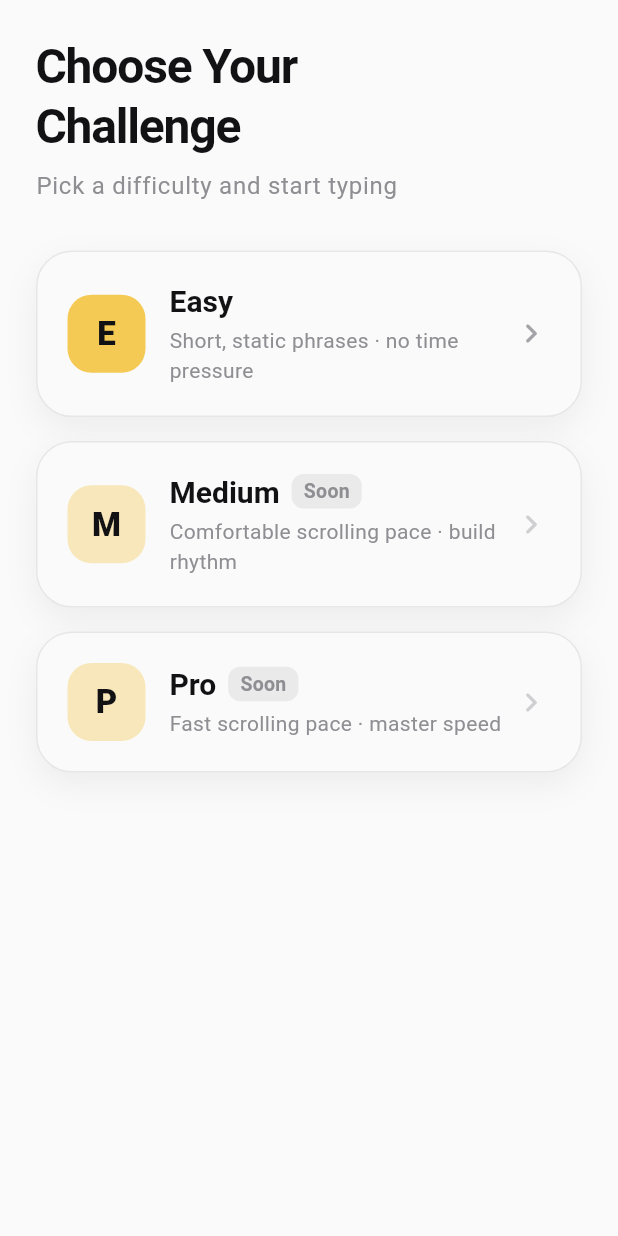
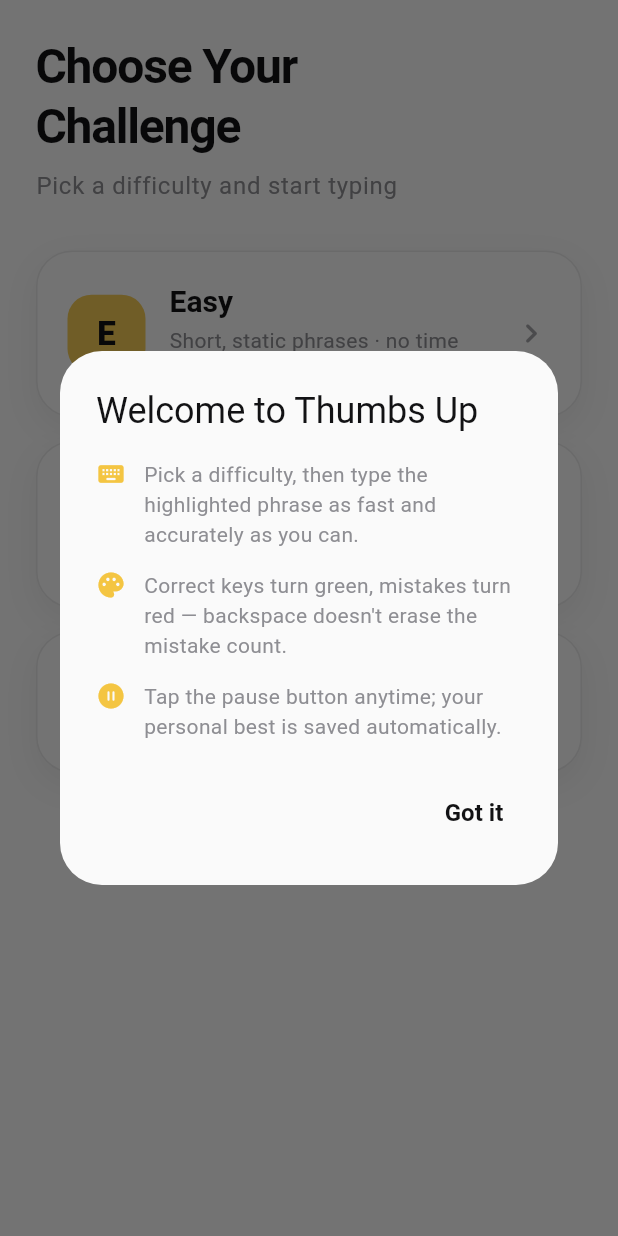
Before and after one commit to Hunterhashi/Thumbs-up-V2, a Flutter app: the screen it shows after launch, on a phone screen of 412 x 824 dp. Run offline on Flutter 3.47's test engine with Material 3 defaults, Android fonts, the phone set to English and light mode, and no system bars; our stand-ins replace shared_preferences.

Commit message:
Add personal best tracking and onboarding tips
Persists a per-difficulty best WPM/accuracy via shared_preferences, shown
on Home and as a badge on Results, plus a one-time onboarding tips dialog
on first Home visit.

Co-authored-by: Cursor <cursoragent@cursor.com>

```diff
--- a/thumbs_up/lib/navigation/app_router.dart
+++ b/thumbs_up/lib/navigation/app_router.dart
@@ -26,10 +26,9 @@ class AppRouter {
   /// Replaces the whole stack with [HomeScreen] (used after Launch, and
   /// whenever the user taps "Home" to fully exit a run).
   static void toHome(BuildContext context) {
-    Navigator.of(context).pushAndRemoveUntil(
-      fadeThrough(const HomeScreen()),
-      (route) => false,
-    );
+    Navigator.of(
+      context,
+    ).pushAndRemoveUntil(fadeThrough(const HomeScreen()), (route) => false);
   }
 
   /// Pushes a new Practice run for [difficulty].
@@ -61,20 +60,22 @@ class AppRouter {
   ) {
     Navigator.of(context).pushReplacement(
       MaterialPageRoute<void>(
-        builder: (_) => PracticeScreen(
-          difficulty: difficulty,
-          initialPhrase: phrase,
-        ),
+        builder: (_) =>
+            PracticeScreen(difficulty: difficulty, initialPhrase: phrase),
       ),
     );
   }
 
   /// Replaces the current Practice screen with the Results screen so the
   /// back button from Results returns to Home, not to a finished run.
-  static void toResult(BuildContext context, SessionResult result) {
+  static void toResult(
+    BuildContext context,
+    SessionResult result, {
+    bool isNewBest = false,
+  }) {
     Navigator.of(context).pushReplacement(
       MaterialPageRoute<void>(
-        builder: (_) => ResultScreen(result: result),
+        builder: (_) => ResultScreen(result: result, isNewBest: isNewBest),
       ),
     );
   }
--- /dev/null
+++ b/thumbs_up/lib/progress/onboarding_store.dart
@@ -0,0 +1,20 @@
+import 'package:shared_preferences/shared_preferences.dart';
+
+/// Tracks whether the one-time onboarding tips (shown on the first Home
+/// screen visit) have already been dismissed, backed by
+/// `shared_preferences`.
+class OnboardingStore {
+  OnboardingStore._();
+
+  static const String _hasSeenTipsKey = 'has_seen_onboarding_tips';
+
+  static Future<bool> hasSeenTips() async {
+    final prefs = await SharedPreferences.getInstance();
+    return prefs.getBool(_hasSeenTipsKey) ?? false;
+  }
+
+  static Future<void> markTipsSeen() async {
+    final prefs = await SharedPreferences.getInstance();
+    await prefs.setBool(_hasSeenTipsKey, true);
+  }
+}
--- /dev/null
+++ b/thumbs_up/lib/progress/personal_best_store.dart
@@ -0,0 +1,52 @@
+import 'package:shared_preferences/shared_preferences.dart';
+import 'package:thumbs_up/models/difficulty.dart';
+import 'package:thumbs_up/models/session_result.dart';
+
+/// A saved personal best for a single [Difficulty].
+class PersonalBest {
+  const PersonalBest({required this.wpm, required this.accuracyPercent});
+
+  final double wpm;
+  final double accuracyPercent;
+}
+
+/// Persists the best [SessionResult] (by WPM) reached per [Difficulty],
+/// backed by `shared_preferences`.
+class PersonalBestStore {
+  PersonalBestStore._();
+
+  static String _wpmKey(Difficulty difficulty) =>
+      'personal_best_wpm_${difficulty.name}';
+
+  static String _accuracyKey(Difficulty difficulty) =>
+      'personal_best_accuracy_${difficulty.name}';
+
+  /// The saved best for [difficulty], or null if none has been set yet.
+  static Future<PersonalBest?> load(Difficulty difficulty) async {
+    final prefs = await SharedPreferences.getInstance();
+    final wpm = prefs.getDouble(_wpmKey(difficulty));
+    if (wpm == null) return null;
+    return PersonalBest(
+      wpm: wpm,
+      accuracyPercent: prefs.getDouble(_accuracyKey(difficulty)) ?? 0,
+    );
+  }
+
+  /// Saves [result] as the new best for its difficulty when it beats (or no
+  /// best exists yet for) the currently stored one. Returns whether it
+  /// became the new best.
+  static Future<bool> saveIfBest(SessionResult result) async {
+    final prefs = await SharedPreferences.getInstance();
+    final key = _wpmKey(result.difficulty);
+    final currentBestWpm = prefs.getDouble(key);
+    if (currentBestWpm != null && result.wpm <= currentBestWpm) {
+      return false;
+    }
+    await prefs.setDouble(key, result.wpm);
+    await prefs.setDouble(
+      _accuracyKey(result.difficulty),
+      result.accuracyPercent,
+    );
+    return true;
+  }
+}
--- a/thumbs_up/lib/screens/home_screen.dart
+++ b/thumbs_up/lib/screens/home_screen.dart
@@ -1,14 +1,50 @@
 import 'package:flutter/material.dart';
 import 'package:thumbs_up/models/difficulty.dart';
 import 'package:thumbs_up/navigation/app_router.dart';
+import 'package:thumbs_up/progress/onboarding_store.dart';
+import 'package:thumbs_up/progress/personal_best_store.dart';
 import 'package:thumbs_up/screens/widgets/difficulty_card.dart';
+import 'package:thumbs_up/screens/widgets/onboarding_tips_dialog.dart';
 
 /// Lets the user pick a difficulty, then starts a Practice run.
 ///
 /// Medium/Pro ("Speed Stream") are shown but not yet playable — they are a
 /// later milestone (see plan: "Medium/Pro: Dynamic Phrase Stream").
-class HomeScreen extends StatelessWidget {
+class HomeScreen extends StatefulWidget {
   const HomeScreen({super.key});
+
+  @override
+  State<HomeScreen> createState() => _HomeScreenState();
+}
+
+class _HomeScreenState extends State<HomeScreen> {
+  final Map<Difficulty, double> _bestWpm = {};
+
+  @override
+  void initState() {
+    super.initState();
+    _loadPersonalBests();
+    // Waits for the first frame so the dialog has a fully built Navigator
+    // to attach to, matching the pattern used elsewhere for post-build work.
+    WidgetsBinding.instance.addPostFrameCallback((_) {
+      _maybeShowOnboardingTips();
+    });
+  }
+
+  Future<void> _loadPersonalBests() async {
+    for (final difficulty in Difficulty.values) {
+      final best = await PersonalBestStore.load(difficulty);
+      if (best == null || !mounted) continue;
+      setState(() => _bestWpm[difficulty] = best.wpm);
+    }
+  }
+
+  Future<void> _maybeShowOnboardingTips() async {
+    final hasSeenTips = await OnboardingStore.hasSeenTips();
+    if (hasSeenTips || !mounted) return;
+    await showOnboardingTipsDialog(context);
+    await OnboardingStore.markTipsSeen();
+  }
 
   void _onSelectDifficulty(BuildContext context, Difficulty difficulty) {
     if (!difficulty.isAvailable) {
@@ -53,6 +89,7 @@ class HomeScreen extends StatelessWidget {
                     final difficulty = Difficulty.values[index];
                     return DifficultyCard(
                       difficulty: difficulty,
+                      bestWpm: _bestWpm[difficulty],
                       onTap: () => _onSelectDifficulty(context, difficulty),
                     );
                   },
--- a/thumbs_up/lib/screens/widgets/difficulty_card.dart
+++ b/thumbs_up/lib/screens/widgets/difficulty_card.dart
@@ -8,10 +8,14 @@ class DifficultyCard extends StatelessWidget {
     super.key,
     required this.difficulty,
     required this.onTap,
+    this.bestWpm,
   });
 
   final Difficulty difficulty;
   final VoidCallback onTap;
+
+  /// The saved personal best WPM for this difficulty, if any.
+  final double? bestWpm;
 
   @override
   Widget build(BuildContext context) {
@@ -67,7 +71,10 @@ class DifficultyCard extends StatelessWidget {
                   children: [
                     Row(
                       children: [
-                        Text(difficulty.label, style: theme.textTheme.titleLarge),
+                        Text(
+                          difficulty.label,
+                          style: theme.textTheme.titleLarge,
+                        ),
                         const SizedBox(width: 8),
                         if (!isAvailable)
                           Container(
@@ -76,7 +83,9 @@ class DifficultyCard extends StatelessWidget {
                               vertical: 2,
                             ),
                             decoration: BoxDecoration(
-                              color: AppColors.appleGray.withValues(alpha: 0.15),
+                              color: AppColors.appleGray.withValues(
+                                alpha: 0.15,
+                              ),
                               borderRadius: BorderRadius.circular(8),
                             ),
                             child: Text(
@@ -89,13 +98,35 @@ class DifficultyCard extends StatelessWidget {
                       ],
                     ),
                     const SizedBox(height: 4),
-                    Text(difficulty.description, style: theme.textTheme.bodyMedium),
+                    Text(
+                      difficulty.description,
+                      style: theme.textTheme.bodyMedium,
+                    ),
+                    if (bestWpm != null) ...[
+                      const SizedBox(height: 6),
+                      Container(
+                        padding: const EdgeInsets.symmetric(
+                          horizontal: 8,
+                          vertical: 2,
+                        ),
+                        decoration: BoxDecoration(
+                          color: AppColors.brandYellow.withValues(alpha: 0.18),
+                          borderRadius: BorderRadius.circular(8),
+                        ),
+                        child: Text(
+                          'Best: ${bestWpm!.round()} WPM',
+                          style: theme.textTheme.labelLarge,
+                        ),
+                      ),
+                    ],
                   ],
                 ),
               ),
               Icon(
                 Icons.chevron_right_rounded,
-                color: AppColors.appleGray.withValues(alpha: isAvailable ? 0.8 : 0.4),
+                color: AppColors.appleGray.withValues(
+                  alpha: isAvailable ? 0.8 : 0.4,
+                ),
                 size: 26,
               ),
             ],
--- /dev/null
+++ b/thumbs_up/lib/screens/widgets/onboarding_tips_dialog.dart
@@ -0,0 +1,66 @@
+import 'package:flutter/material.dart';
+import 'package:thumbs_up/theme/app_theme.dart';
+
+/// Shows the one-time onboarding tips dialog. Callers are responsible for
+/// only calling this once (see `OnboardingStore`).
+Future<void> showOnboardingTipsDialog(BuildContext context) {
+  return showDialog<void>(
+    context: context,
+    builder: (context) => AlertDialog(
+      title: const Text('Welcome to Thumbs Up'),
+      content: const Column(
+        mainAxisSize: MainAxisSize.min,
+        crossAxisAlignment: CrossAxisAlignment.start,
+        children: [
+          _Tip(
+            icon: Icons.keyboard_rounded,
+            text:
+                'Pick a difficulty, then type the highlighted phrase as '
+                'fast and accurately as you can.',
+          ),
+          SizedBox(height: 14),
+          _Tip(
+            icon: Icons.palette_rounded,
+            text:
+                'Correct keys turn green, mistakes turn red — backspace '
+                "doesn't erase the mistake count.",
+          ),
+          SizedBox(height: 14),
+          _Tip(
+            icon: Icons.pause_circle_rounded,
+            text:
+                'Tap the pause button anytime; your personal best is '
+                'saved automatically.',
+          ),
+        ],
+      ),
+      actions: [
+        TextButton(
+          onPressed: () => Navigator.of(context).pop(),
+          child: const Text('Got it'),
+        ),
+      ],
+    ),
+  );
+}
+
+class _Tip extends StatelessWidget {
+  const _Tip({required this.icon, required this.text});
+
+  final IconData icon;
+  final String text;
+
+  @override
+  Widget build(BuildContext context) {
+    return Row(
+      crossAxisAlignment: CrossAxisAlignment.start,
+      children: [
+        Icon(icon, size: 20, color: AppColors.brandYellow),
+        const SizedBox(width: 12),
+        Expanded(
+          child: Text(text, style: Theme.of(context).textTheme.bodyMedium),
+        ),
+      ],
+    );
+  }
+}
--- a/thumbs_up/pubspec.yaml
+++ b/thumbs_up/pubspec.yaml
@@ -34,6 +34,7 @@ dependencies:
   # The following adds the Cupertino Icons font to your application.
   # Use with the CupertinoIcons class for iOS style icons.
   cupertino_icons: ^1.0.8
+  shared_preferences: ^2.5.5
 
 dev_dependencies:
   flutter_test:
```
Also changed, not shown: thumbs_up/lib/screens/practice_screen.dart (+6 -2 lines), thumbs_up/lib/screens/result_screen.dart (+40 -1 lines), thumbs_up/pubspec.lock, 3 other files.
